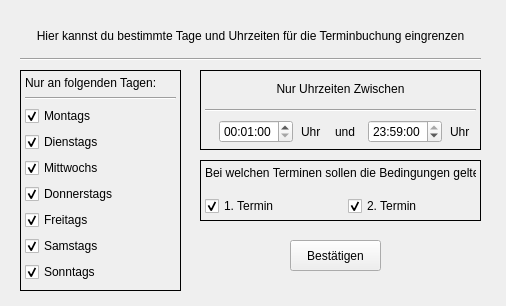
The window that tools/qttimer.ui (timreibe/vaccipy) describes before a commit, drawn with Qt 5.
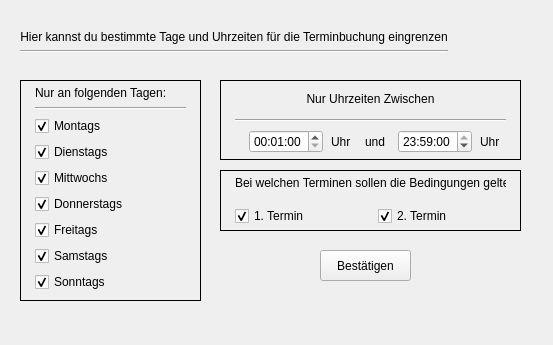
The same window after the commit. Icons and pictures are not drawn.

```diff
--- a/tools/qttimer.ui
+++ b/tools/qttimer.ui
@@ -6,8 +6,8 @@
    <rect>
     <x>0</x>
     <y>0</y>
-    <width>506</width>
-    <height>306</height>
+    <width>553</width>
+    <height>345</height>
    </rect>
   </property>
   <property name="windowTitle">
@@ -22,8 +22,8 @@
    <widget class="QPushButton" name="pushButton">
     <property name="geometry">
      <rect>
-      <x>290</x>
-      <y>240</y>
+      <x>320</x>
+      <y>250</y>
       <width>91</width>
       <height>31</height>
      </rect>
@@ -36,12 +36,15 @@
     <property name="geometry">
      <rect>
       <x>20</x>
-      <y>20</y>
-      <width>461</width>
+      <y>30</y>
+      <width>501</width>
       <height>41</height>
      </rect>
     </property>
     <layout class="QVBoxLayout" name="header_layout">
+     <property name="sizeConstraint">
+      <enum>QLayout::SetFixedSize</enum>
+     </property>
      <item>
       <widget class="QLabel" name="header_label">
        <property name="text">
@@ -64,9 +67,9 @@
    <widget class="QFrame" name="uhr_frame">
     <property name="geometry">
      <rect>
-      <x>200</x>
-      <y>70</y>
-      <width>281</width>
+      <x>220</x>
+      <y>80</y>
+      <width>301</width>
       <height>80</height>
      </rect>
     </property>
@@ -88,7 +91,7 @@
     <widget class="QWidget" name="verticalLayoutWidget_3">
      <property name="geometry">
       <rect>
-       <x>0</x>
+       <x>10</x>
        <y>0</y>
        <width>281</width>
        <height>81</height>
@@ -202,8 +205,8 @@
     <property name="geometry">
      <rect>
       <x>20</x>
-      <y>70</y>
-      <width>161</width>
+      <y>80</y>
+      <width>181</width>
       <height>221</height>
      </rect>
     </property>
@@ -216,7 +219,7 @@
     <widget class="QWidget" name="verticalLayoutWidget">
      <property name="geometry">
       <rect>
-       <x>0</x>
+       <x>10</x>
        <y>0</y>
        <width>161</width>
        <height>217</height>
@@ -325,9 +328,9 @@
    <widget class="QFrame" name="termine_frame">
     <property name="geometry">
      <rect>
-      <x>200</x>
-      <y>160</y>
-      <width>281</width>
+      <x>220</x>
+      <y>170</y>
+      <width>301</width>
       <height>61</height>
      </rect>
     </property>
@@ -340,7 +343,7 @@
     <widget class="QWidget" name="verticalLayoutWidget_2">
      <property name="geometry">
       <rect>
-       <x>0</x>
+       <x>10</x>
        <y>0</y>
        <width>281</width>
        <height>61</height>
```
